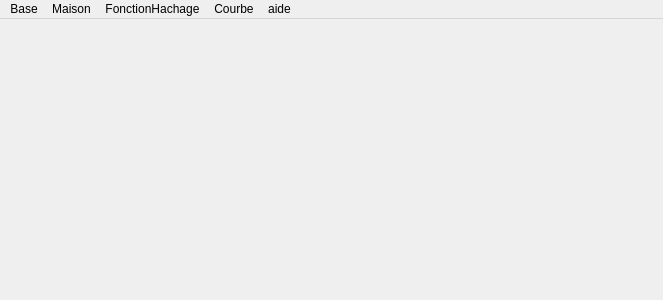
First picture: the form in Gestion_Maison/mainwindow.ui, repository FallouGallas27/Projet_POO_24-25, before the edit.
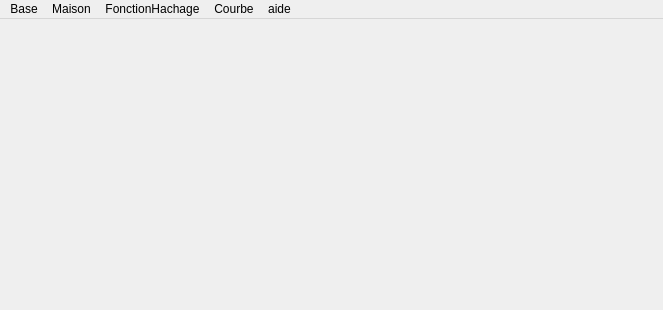
Second picture: the form after the edit.

```diff
--- a/Gestion_Maison/mainwindow.ui
+++ b/Gestion_Maison/mainwindow.ui
@@ -7,7 +7,7 @@
     <x>0</x>
     <y>0</y>
     <width>663</width>
-    <height>300</height>
+    <height>310</height>
    </rect>
   </property>
   <property name="windowTitle">
```
